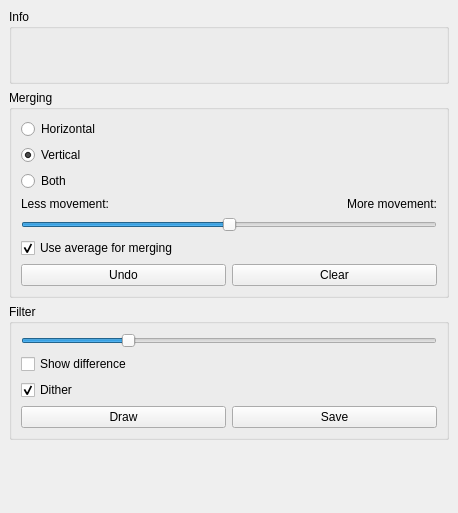
Above: src/mainwindow.ui from spillerrec/Overmix before the change. Below: the same form after it.
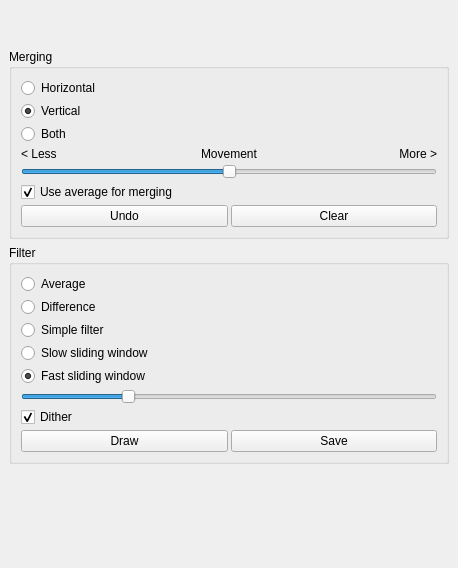
That is the form after the change.

Commit message: ADD: select filter from GUI

```diff
--- a/src/mainwindow.ui
+++ b/src/mainwindow.ui
@@ -7,7 +7,7 @@
     <x>0</x>
     <y>0</y>
     <width>458</width>
-    <height>513</height>
+    <height>568</height>
    </rect>
   </property>
   <property name="windowTitle">
@@ -21,19 +21,10 @@
        <enum>QLayout::SetDefaultConstraint</enum>
       </property>
       <item>
-       <widget class="QGroupBox" name="groupBox_2">
-        <property name="title">
-         <string>Info</string>
-        </property>
-        <layout class="QVBoxLayout" name="verticalLayout">
-         <item>
-          <widget class="QLabel" name="lbl_height"/>
-         </item>
-         <item>
-          <widget class="QLabel" name="lbl_amount"/>
-         </item>
-        </layout>
-       </widget>
+       <widget class="QLabel" name="lbl_height"/>
+      </item>
+      <item>
+       <widget class="QLabel" name="lbl_amount"/>
       </item>
       <item>
        <widget class="QGroupBox" name="groupBox">
@@ -41,6 +32,9 @@
          <string>Merging</string>
         </property>
         <layout class="QVBoxLayout" name="verticalLayout_2">
+         <property name="spacing">
+          <number>3</number>
+         </property>
          <item>
           <widget class="QRadioButton" name="merge_h">
            <property name="text">
@@ -70,14 +64,24 @@
            <item>
             <widget class="QLabel" name="label_2">
              <property name="text">
-              <string>Less movement:</string>
+              <string>&lt; Less</string>
+             </property>
+            </widget>
+           </item>
+           <item>
+            <widget class="QLabel" name="label_3">
+             <property name="text">
+              <string>Movement</string>
+             </property>
+             <property name="alignment">
+              <set>Qt::AlignCenter</set>
              </property>
             </widget>
            </item>
            <item>
             <widget class="QLabel" name="label">
              <property name="text">
-              <string>More movement:</string>
+              <string>More &gt;</string>
              </property>
              <property name="alignment">
               <set>Qt::AlignRight|Qt::AlignTrailing|Qt::AlignVCenter</set>
@@ -145,6 +149,47 @@
          <string>Filter</string>
         </property>
         <layout class="QVBoxLayout" name="verticalLayout_3">
+         <property name="spacing">
+          <number>3</number>
+         </property>
+         <item>
+          <widget class="QRadioButton" name="rbtn_avg">
+           <property name="text">
+            <string>Average</string>
+           </property>
+          </widget>
+         </item>
+         <item>
+          <widget class="QRadioButton" name="rbtn_diff">
+           <property name="text">
+            <string>Difference</string>
+           </property>
+          </widget>
+         </item>
+         <item>
+          <widget class="QRadioButton" name="rbtn_simple">
+           <property name="text">
+            <string>Simple filter</string>
+           </property>
+          </widget>
+         </item>
+         <item>
+          <widget class="QRadioButton" name="rbtn_slow_slide">
+           <property name="text">
+            <string>Slow sliding window</string>
+           </property>
+          </widget>
+         </item>
+         <item>
+          <widget class="QRadioButton" name="rbtn_fast_slide">
+           <property name="text">
+            <string>Fast sliding window</string>
+           </property>
+           <property name="checked">
+            <bool>true</bool>
+           </property>
+          </widget>
+         </item>
          <item>
           <widget class="QSlider" name="sld_threshould">
            <property name="sizePolicy">
@@ -167,13 +212,6 @@
            </property>
           </widget>
          </item>
-         <item>
-          <widget class="QCheckBox" name="cbx_diff">
-           <property name="text">
-            <string>Show difference</string>
-           </property>
-          </widget>
-         </item>
          <item>
           <widget class="QCheckBox" name="cbx_dither">
            <property name="text">
```
The commit also changes 4 other files.
